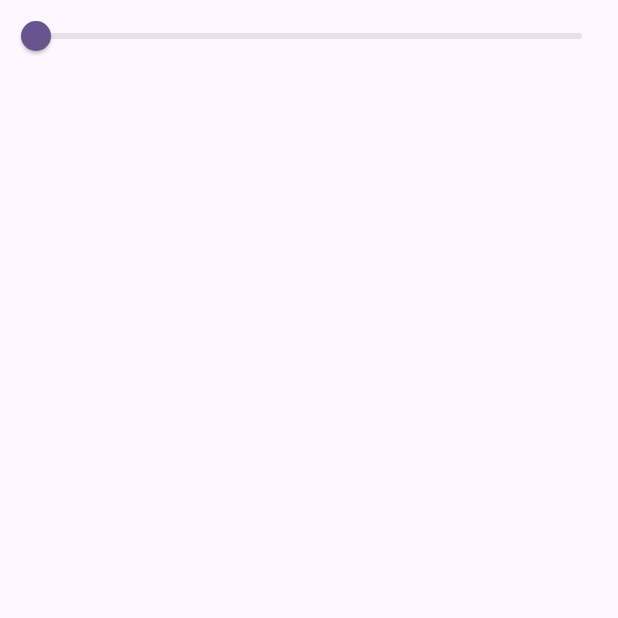
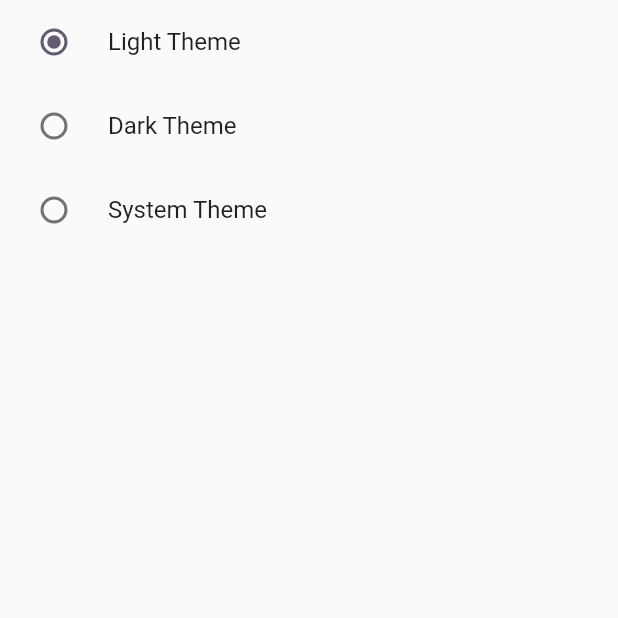
Before and after one commit to sarmaddevil1346/provider_state_management, a Flutter app: the screen it shows after launch, on a phone screen of 412 x 824 dp, the top half of it. Run offline on Flutter 3.47's test engine with Material 2 defaults, Android fonts, the phone set to English and light mode, and no system bars.

Commit message:
Implemented Dark and Light Theme

```diff
--- /dev/null
+++ b/lib/Views/dark_theme.dart
@@ -0,0 +1,43 @@
+import 'package:flutter/material.dart';
+import 'package:provider/provider.dart';
+
+import '../provider_controller/darktheme_contoller.dart';
+
+class DarkThemeExample extends StatefulWidget {
+  const DarkThemeExample({super.key});
+
+  @override
+  State<DarkThemeExample> createState() => _DarkThemeExampleState();
+}
+
+class _DarkThemeExampleState extends State<DarkThemeExample> {
+  @override
+  Widget build(BuildContext context) {
+    final themeChanger  =  Provider.of<ThemeController>(context);
+
+    return Scaffold(
+      body: Column(
+        children: [
+          RadioListTile<ThemeMode>(
+            title: Text("Light Theme"),
+            value: ThemeMode.light,
+            groupValue: themeChanger.theme,
+            onChanged: themeChanger.themeSet,
+          ),
+          RadioListTile<ThemeMode>(
+            title: Text("Dark Theme"),
+            value: ThemeMode.dark,
+            groupValue: themeChanger.theme,
+            onChanged: themeChanger.themeSet,
+          ),
+          RadioListTile<ThemeMode>(
+            title: Text("System Theme"),
+            value: ThemeMode.system,
+            groupValue: themeChanger.theme,
+            onChanged: themeChanger.themeSet,
+          ),
+        ],
+      ),
+    );
+  }
+}
--- a/lib/main.dart
+++ b/lib/main.dart
@@ -1,9 +1,11 @@
 import 'package:flutter/material.dart';
 import 'package:provider/provider.dart';
 import 'package:provider_state_management/provider_controller/counter_provider_controller.dart';
+import 'package:provider_state_management/provider_controller/darktheme_contoller.dart';
 import 'package:provider_state_management/provider_controller/opacity_controller.dart';
 
 import 'Views/counter_example.dart';
+import 'Views/dark_theme.dart';
 import 'Views/opacity.dart';
 
 void main() {
@@ -22,14 +24,27 @@ class MyApp extends StatelessWidget {
           ChangeNotifierProvider(
             create: (_) => OpacityExampleCounter(),
           ),
+          ChangeNotifierProvider(
+            create: (_) => ThemeController(),
+          ),
         ],
-      child: MaterialApp(
-          title: 'Flutter Demo',
+        child: Builder(
+          builder: (context) {
+            final themeChanger  =  Provider.of<ThemeController>(context);
+            return MaterialApp(
+              themeMode: themeChanger.theme,
               theme: ThemeData(
                 colorScheme: ColorScheme.fromSeed(seedColor: Colors.deepPurple),
-            useMaterial3: true,
+                useMaterial3: false,
               ),
-          home: const OpacityEx()),
+              darkTheme: ThemeData(
+                brightness: Brightness.dark,
+              ),
+              home: const DarkThemeExample(
+
+              ),
             );
+          },
+        ));
   }
 }
--- /dev/null
+++ b/lib/provider_controller/darktheme_contoller.dart
@@ -0,0 +1,11 @@
+import 'package:flutter/material.dart';
+
+class ThemeController extends ChangeNotifier {
+  var _theme = ThemeMode.light;
+
+   get theme => _theme;
+  void themeSet(theme) {
+    _theme = theme;
+    notifyListeners();
+  }
+}
```
Lines whose indentation alone changed are shown as unchanged.
